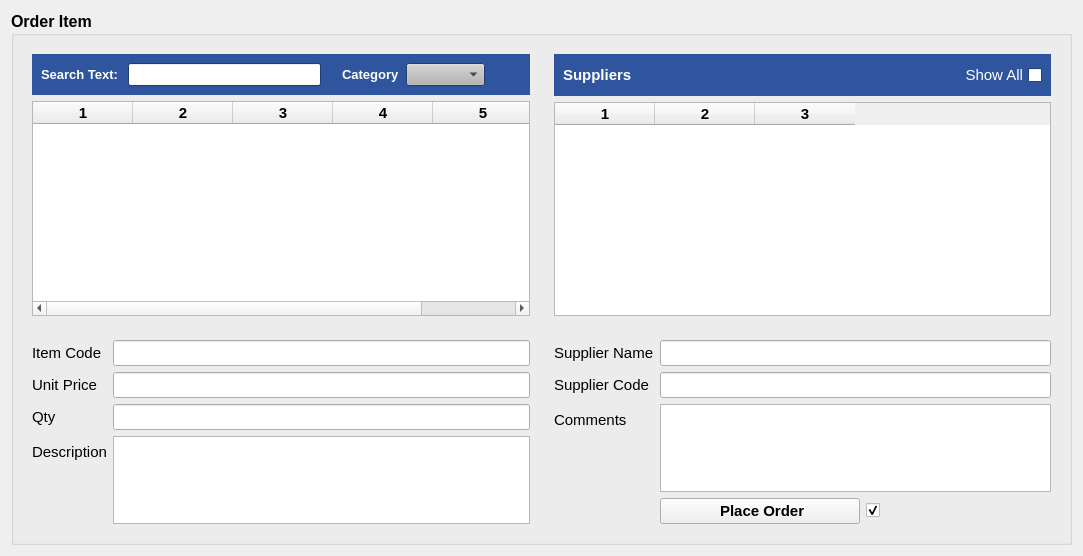
Old version of the form estorecpp/addorderitemwidget.ui in the repository Watti/estorecpp.
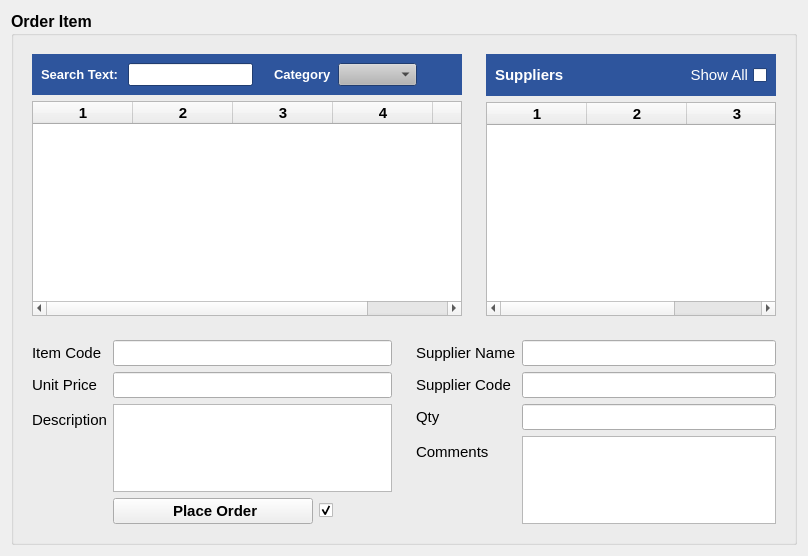
New version of the form. Icons and pictures are not drawn.

The edit to the form file:
```diff
--- a/estorecpp/addorderitemwidget.ui
+++ b/estorecpp/addorderitemwidget.ui
@@ -6,7 +6,7 @@
    <rect>
     <x>0</x>
     <y>0</y>
-    <width>1083</width>
+    <width>808</width>
     <height>556</height>
    </rect>
   </property>
@@ -987,43 +987,6 @@
              </property>
             </widget>
            </item>
-           <item row="2" column="0">
-            <widget class="QLabel" name="label_3">
-             <property name="font">
-              <font>
-               <pointsize>11</pointsize>
-               <weight>50</weight>
-               <bold>false</bold>
-              </font>
-             </property>
-             <property name="text">
-              <string>Qty</string>
-             </property>
-            </widget>
-           </item>
-           <item row="2" column="1">
-            <widget class="QLineEdit" name="qty">
-             <property name="enabled">
-              <bool>true</bool>
-             </property>
-             <property name="sizePolicy">
-              <sizepolicy hsizetype="Minimum" vsizetype="Fixed">
-               <horstretch>0</horstretch>
-               <verstretch>0</verstretch>
-              </sizepolicy>
-             </property>
-             <property name="font">
-              <font>
-               <pointsize>11</pointsize>
-               <weight>50</weight>
-               <bold>false</bold>
-              </font>
-             </property>
-             <property name="readOnly">
-              <bool>true</bool>
-             </property>
-            </widget>
-           </item>
            <item row="3" column="0">
             <widget class="QLabel" name="label_4">
              <property name="font">
@@ -1064,6 +1027,85 @@
              </property>
             </widget>
            </item>
+           <item row="4" column="0">
+            <spacer name="horizontalSpacer">
+             <property name="orientation">
+              <enum>Qt::Horizontal</enum>
+             </property>
+             <property name="sizeHint" stdset="0">
+              <size>
+               <width>40</width>
+               <height>20</height>
+              </size>
+             </property>
+            </spacer>
+           </item>
+           <item row="4" column="1">
+            <layout class="QHBoxLayout" name="horizontalLayout_4">
+             <item>
+              <widget class="QPushButton" name="addOrderItemButton">
+               <property name="minimumSize">
+                <size>
+                 <width>200</width>
+                 <height>0</height>
+                </size>
+               </property>
+               <property name="maximumSize">
+                <size>
+                 <width>16777215</width>
+                 <height>16777215</height>
+                </size>
+               </property>
+               <property name="font">
+                <font>
+                 <pointsize>11</pointsize>
+                 <weight>75</weight>
+                 <bold>true</bold>
+                </font>
+               </property>
+               <property name="text">
+                <string> Place Order</string>
+               </property>
+              </widget>
+             </item>
+             <item>
+              <widget class="QCheckBox" name="doPrint">
+               <property name="text">
+                <string/>
+               </property>
+               <property name="icon">
+                <iconset>
+                 <normaloff>icons/print.png</normaloff>icons/print.png</iconset>
+               </property>
+               <property name="iconSize">
+                <size>
+                 <width>20</width>
+                 <height>20</height>
+                </size>
+               </property>
+               <property name="checked">
+                <bool>true</bool>
+               </property>
+              </widget>
+             </item>
+             <item>
+              <spacer name="horizontalSpacer_2">
+               <property name="orientation">
+                <enum>Qt::Horizontal</enum>
+               </property>
+               <property name="sizeType">
+                <enum>QSizePolicy::MinimumExpanding</enum>
+               </property>
+               <property name="sizeHint" stdset="0">
+                <size>
+                 <width>40</width>
+                 <height>20</height>
+                </size>
+               </property>
+              </spacer>
+             </item>
+            </layout>
+           </item>
           </layout>
          </widget>
         </item>
@@ -1095,6 +1137,9 @@
                  <bold>false</bold>
                 </font>
                </property>
+               <property name="readOnly">
+                <bool>true</bool>
+               </property>
               </widget>
              </item>
              <item row="1" column="0">
@@ -1120,9 +1165,12 @@
                  <bold>false</bold>
                 </font>
                </property>
+               <property name="readOnly">
+                <bool>true</bool>
+               </property>
               </widget>
              </item>
-             <item row="2" column="0">
+             <item row="3" column="0">
               <widget class="QLabel" name="label_10">
                <property name="font">
                 <font>
@@ -1136,7 +1184,7 @@
                </property>
               </widget>
              </item>
-             <item row="2" column="1">
+             <item row="3" column="1">
               <widget class="QTextEdit" name="comments">
                <property name="sizePolicy">
                 <sizepolicy hsizetype="Minimum" vsizetype="Minimum">
@@ -1156,84 +1204,42 @@
                </property>
               </widget>
              </item>
-             <item row="3" column="0">
-              <spacer name="horizontalSpacer">
-               <property name="orientation">
-                <enum>Qt::Horizontal</enum>
+             <item row="2" column="0">
+              <widget class="QLabel" name="label_3">
+               <property name="font">
+                <font>
+                 <pointsize>11</pointsize>
+                 <weight>50</weight>
+                 <bold>false</bold>
+                </font>
                </property>
-               <property name="sizeHint" stdset="0">
-                <size>
-                 <width>40</width>
-                 <height>20</height>
-                </size>
+               <property name="text">
+                <string>Qty</string>
                </property>
-              </spacer>
+              </widget>
              </item>
-             <item row="3" column="1">
-              <layout class="QHBoxLayout" name="horizontalLayout_4">
-               <item>
-                <widget class="QPushButton" name="addOrderItemButton">
-                 <property name="minimumSize">
-                  <size>
-                   <width>200</width>
-                   <height>0</height>
-                  </size>
-                 </property>
-                 <property name="maximumSize">
-                  <size>
-                   <width>16777215</width>
-                   <height>16777215</height>
-                  </size>
-                 </property>
-                 <property name="font">
-                  <font>
-                   <pointsize>11</pointsize>
-                   <weight>75</weight>
-                   <bold>true</bold>
-                  </font>
-                 </property>
-                 <property name="text">
-                  <string> Place Order</string>
-                 </property>
-                </widget>
-               </item>
-               <item>
-                <widget class="QCheckBox" name="doPrint">
-                 <property name="text">
-                  <string/>
-                 </property>
-                 <property name="icon">
-                  <iconset>
-                   <normaloff>icons/print.png</normaloff>icons/print.png</iconset>
-                 </property>
-                 <property name="iconSize">
-                  <size>
-                   <width>20</width>
-                   <height>20</height>
-                  </size>
-                 </property>
-                 <property name="checked">
-                  <bool>true</bool>
-                 </property>
-                </widget>
-               </item>
-               <item>
-                <spacer name="horizontalSpacer_2">
-                 <property name="orientation">
-                  <enum>Qt::Horizontal</enum>
-                 </property>
-                 <property name="sizeType">
-                  <enum>QSizePolicy::MinimumExpanding</enum>
-                 </property>
-                 <property name="sizeHint" stdset="0">
-                  <size>
-                   <width>40</width>
-                   <height>20</height>
-                  </size>
-                 </property>
-                </spacer>
-               </item>
-              </layout>
+             <item row="2" column="1">
+              <widget class="QLineEdit" name="qty">
+               <property name="enabled">
+                <bool>true</bool>
+               </property>
+               <property name="sizePolicy">
+                <sizepolicy hsizetype="Minimum" vsizetype="Fixed">
+                 <horstretch>0</horstretch>
+                 <verstretch>0</verstretch>
+                </sizepolicy>
+               </property>
+               <property name="font">
+                <font>
+                 <pointsize>11</pointsize>
+                 <weight>50</weight>
+                 <bold>false</bold>
+                </font>
+               </property>
+               <property name="readOnly">
+                <bool>false</bool>
+               </property>
+              </widget>
              </item>
             </layout>
            </item>
```
